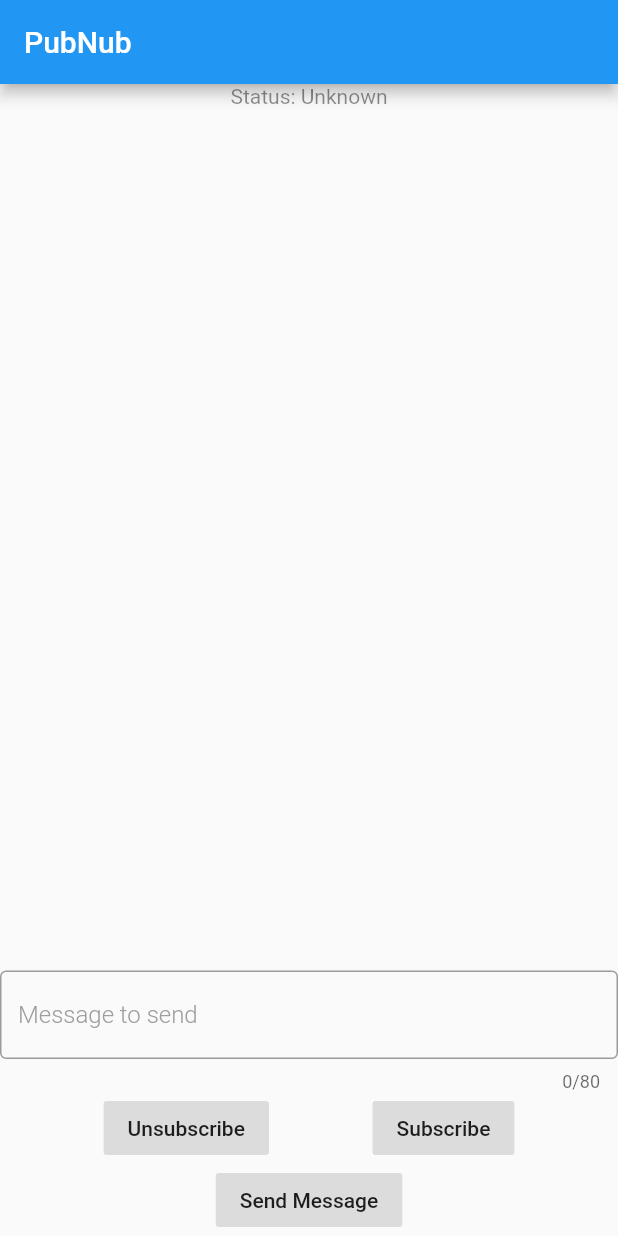
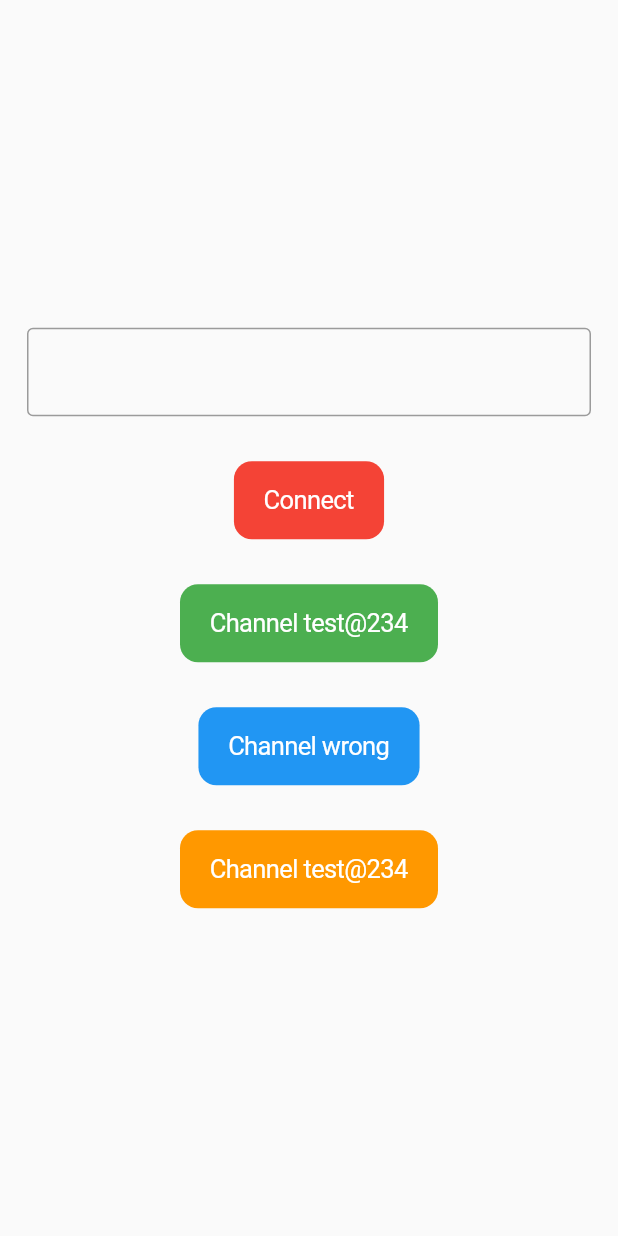
Before and after one commit to DeligenceTechnologies/pubsub-flutter, a Flutter app: the screen it shows after launch, on a phone screen of 412 x 824 dp. Run offline on Flutter 3.47's test engine with Material 2 defaults, Android fonts, the phone set to English and light mode, and no system bars.

Commit message:
Added Intializer

```diff
--- /dev/null
+++ b/example/lib/connect.dart
@@ -0,0 +1,157 @@
+import 'package:flutter/cupertino.dart';
+import 'package:flutter/material.dart';
+import 'package:pubnub_flutter/pubnub_flutter.dart';
+import 'package:pubnub_flutter_example/chat.dart';
+
+class Connect extends StatefulWidget {
+  @override
+  _ConnectState createState() => _ConnectState();
+}
+
+class _ConnectState extends State<Connect> {
+  String channel = "";
+  PubnubFlutter pubNubFlutter=PubnubFlutter();
+  String receivedStatus = "";
+
+  @override
+  void initState() {
+//    getuuid();
+    // pubNubFlutter = PubnubFlutter(
+    //     publishKey: "pub-c-950ad2a2-27c2-4571-a923-672e76be463e",
+    //     subscribeKey: "sub-c-1519beb8-ad12-11e9-a732-8a2b99383297",
+    //     secretKey: "sec-c-ZTgyN2Q2ZjctOGZjZi00ZmE5LTlhYTYtM2Y4ODU0MTQ1ZmRl",
+    //     channelName: "test234");
+
+    // pubNubFlutter.onStatusReceived.listen((status) {
+    //   if (status == "connected") {
+    //     Navigator.push(
+    //         context,
+    //         CupertinoPageRoute(
+    //             builder: (context) => Chat(
+    //                   pubNubFlutter: pubNubFlutter,
+    //                 )));
+    //   }
+    // });
+
+    super.initState();
+  }
+
+  getuuid() async {
+    String myId =await  pubNubFlutter.getUuidString();
+    bool ini=await pubNubFlutter.initialize(
+           publishKey: "pub-c-950ad2a2-27c2-4571-a923-672e76be463e",
+           subscribeKey: "sub-c-1519beb8-ad12-11e9-a732-8a2b99383297",
+           uuid: myId,
+           secretKey: "sec-c-ZTgyN2Q2ZjctOGZjZi00ZmE5LTlhYTYtM2Y4ODU0MTQ1ZmRl");
+    print("\n\n\n Initialize : $ini \n\n\n");
+    if(ini){
+       pubNubFlutter.onStatusReceived.listen((status) {
+         print("check your status $status");
+         if (status['status'] == true && status['type']=="connected") {
+              print("\n\n CONNECTED \n\n");
+         }
+       });
+
+       pubNubFlutter.onMessageReceived.listen((status) {
+           print("\n\n RECEIVED MESSAGE IS $status \n\n");
+       });
+
+       bool sub = await pubNubFlutter.subscribe(channelNames: ['test@234']);
+
+       print("\n\n\n Subscrile : $sub \n\n\n");
+    }
+  }
+
+  sendMessage({String channel, Map<String,String> data}) async {
+    bool msg=await pubNubFlutter.sendMessage(data: data, channel: channel);
+    print("\n\n MESSAGE SENT : $msg \n\n");
+  }
+
+  @override
+  Widget build(BuildContext context) {
+    return Scaffold(
+      body: Padding(
+        padding: const EdgeInsets.all(18.0),
+        child: Column(
+          mainAxisAlignment: MainAxisAlignment.center,
+          children: <Widget>[
+            TextField(
+              decoration: InputDecoration(border: OutlineInputBorder()),
+              onChanged: (_) {
+                channel = _;
+              },
+            ),
+            SizedBox(
+              height: 30.0,
+            ),
+            CupertinoButton(
+              color: Colors.red,
+              onPressed: () {
+                getuuid();
+//                subscribeToChannel();
+              },
+              child: Text(
+                "Connect",
+                style: TextStyle(color: Colors.white),
+              ),
+            ),
+            SizedBox(
+              height: 30.0,
+            ),
+            CupertinoButton(
+              color: Colors.green,
+              onPressed: () {
+                sendMessage(data: {
+                  "msg":"Something something something ...."
+
+                },channel: "test@234");
+              },
+              child: Text(
+                "Channel test@234",
+                style: TextStyle(color: Colors.white),
+              ),
+            ),
+            SizedBox(
+              height: 30.0,
+            ),
+            CupertinoButton(
+              color: Colors.blue,
+              onPressed: () {
+                sendMessage(data: {
+                  "msg":"Something something something ...."
+
+                },channel: "wrong");
+              },
+              child: Text(
+                "Channel wrong",
+                style: TextStyle(color: Colors.white),
+              ),
+            ),
+            SizedBox(
+              height: 30.0,
+            ),
+            CupertinoButton(
+              color: Colors.orange,
+              onPressed: () {
+                sendMessage(data: {
+                  "msg":"Something something something ...."
+
+                },channel: "test@234");
+              },
+              child: Text(
+                "Channel test@234",
+                style: TextStyle(color: Colors.white),
+              ),
+            )
+
+          ],
+        ),
+      ),
+    );
+  }
+
+  @override
+  void dispose() {
+    super.dispose();
+  }
+}
--- a/example/lib/main.dart
+++ b/example/lib/main.dart
@@ -3,103 +3,107 @@ import 'dart:async';
 
 import 'package:flutter/services.dart';
 import 'package:pubnub_flutter/pubnub_flutter.dart';
+import 'package:pubnub_flutter_example/connect.dart';
 
 void main() => runApp(MyApp());
 
-class MyApp extends StatefulWidget {
-  @override
-  MyAppState createState() => MyAppState();
-}
-
-class MyAppState extends State<MyApp> {
-  PubnubFlutter pubNubFlutter;
-  String receivedStatus = 'Status: Unknown';
-  String receivedMessage = '';
-  String sendMessage = '';
-
-  @override
-  void initState() {
-    super.initState();
-    pubNubFlutter = PubnubFlutter(
-        publishKey: "pub-c-950ad2a2-27c2-4571-a923-672e76be463e",
-        subscribeKey: "sub-c-1519beb8-ad12-11e9-a732-8a2b99383297",
-        secretKey: "sec-c-ZTgyN2Q2ZjctOGZjZi00ZmE5LTlhYTYtM2Y4ODU0MTQ1ZmRl",
-        channelName: "test234");
-
-    pubNubFlutter.onStatusReceived.listen((status) {
-      setState(() {
-        receivedStatus = status;
-      });
-    });
-    pubNubFlutter.onMessageReceived.listen((message) {
-      print("My msg are " + message.toString());
-//      setState(() {
-//        receivedMessage = message;
-//      });
-    });
-  }
-
+class MyApp extends StatelessWidget {
   @override
   Widget build(BuildContext context) {
     return MaterialApp(
-      home: Scaffold(
-        appBar: AppBar(
-          title: const Text('PubNub'),
-        ),
-        body: Center(
-            child: Column(
-          mainAxisAlignment: MainAxisAlignment.center,
-          children: <Widget>[
-            new Expanded(
-              child: new Text(
-                receivedStatus,
-                style: new TextStyle(color: Colors.black45),
-              ),
-            ),
-            new Expanded(
-              child: new Text(
-                receivedMessage,
-                style: new TextStyle(color: Colors.black45),
-              ),
-            ),
-            TextField(
-              maxLength: 80,
-              onChanged: (text) {
-                sendMessage = text;
-              },
-              decoration: InputDecoration(
-                  border: OutlineInputBorder(),
-                  hintText: "Message to send",
-                  hintStyle: TextStyle(
-                      fontWeight: FontWeight.w300, color: Colors.grey)),
-              style:
-                  TextStyle(color: Colors.black, fontWeight: FontWeight.w300),
-            ),
-            Row(
-                mainAxisAlignment: MainAxisAlignment.spaceEvenly,
-                children: <Widget>[
-                  FlatButton(
-                      color: Colors.black12,
-                      onPressed: () {
-                        pubNubFlutter.unsubscribe();
-                      },
-                      child: Text("Unsubscribe")),
-                  FlatButton(
-                      color: Colors.black12,
-                      onPressed: () {
-                        pubNubFlutter.subscribe();
-                      },
-                      child: Text("Subscribe"))
-                ]),
-            FlatButton(
-                color: Colors.black12,
-                onPressed: () {
-                  pubNubFlutter.sendMessage(sendMessage);
-                },
-                child: Text("Send Message")),
-          ],
-        )),
-      ),
+      home: Connect(),
     );
   }
 }
+
+// class MyApp extends StatefulWidget {
+//   @override
+//   MyAppState createState() => MyAppState();
+// }
+
+// class MyAppState extends State<MyApp> {
+//   PubnubFlutter pubNubFlutter;
+//   String receivedStatus = 'Status: Unknown';
+//   String receivedMessage = '';
+//   String sendMessage = '';
+
+//   @override
+//   void initState() {
+//     super.initState();
+//     pubNubFlutter = PubnubFlutter(
+//         publishKey: "pub-c-950ad2a2-27c2-4571-a923-672e76be463e",
+//         subscribeKey: "sub-c-1519beb8-ad12-11e9-a732-8a2b99383297",
+//         secretKey: "sec-c-ZTgyN2Q2ZjctOGZjZi00ZmE5LTlhYTYtM2Y4ODU0MTQ1ZmRl",
+//         channelName: "test234");
+
+//     pubNubFlutter.onStatusReceived.listen((status) {
+//       setState(() {
+//         receivedStatus = status;
+//       });
+//     });
+//   }
+
+//   @override
+//   Widget build(BuildContext context) {
+//     return MaterialApp(
+//       home: Scaffold(
+//         appBar: AppBar(
+//           title: const Text('PubNub'),
+//         ),
+//         body: Center(
+//             child: Column(
+//           mainAxisAlignment: MainAxisAlignment.center,
+//           children: <Widget>[
+//             new Expanded(
+//               child: new Text(
+//                 receivedStatus,
+//                 style: new TextStyle(color: Colors.black45),
+//               ),
+//             ),
+//             new Expanded(
+//               child: new Text(
+//                 receivedMessage,
+//                 style: new TextStyle(color: Colors.black45),
+//               ),
+//             ),
+//             TextField(
+//               maxLength: 80,
+//               onChanged: (text) {
+//                 sendMessage = text;
+//               },
+//               decoration: InputDecoration(
+//                   border: OutlineInputBorder(),
+//                   hintText: "Message to send",
+//                   hintStyle: TextStyle(
+//                       fontWeight: FontWeight.w300, color: Colors.grey)),
+//               style:
+//                   TextStyle(color: Colors.black, fontWeight: FontWeight.w300),
+//             ),
+//             Row(
+//                 mainAxisAlignment: MainAxisAlignment.spaceEvenly,
+//                 children: <Widget>[
+//                   FlatButton(
+//                       color: Colors.black12,
+//                       onPressed: () {
+//                         pubNubFlutter.unsubscribe();
+//                       },
+//                       child: Text("Unsubscribe")),
+//                   FlatButton(
+//                       color: Colors.black12,
+//                       onPressed: () {
+//                         pubNubFlutter.subscribe();
+//                       },
+//                       child: Text("Subscribe"))
+//                 ]),
+//             FlatButton(
+//                 color: Colors.black12,
+//                 onPressed: () {
+//                   pubNubFlutter.sendMessage(sendMessage);
+//                 },
+//                 child: Text("Send Message")),
+//           ],
+//         )),
+//       ),
+//     );
+//   }
+// }
--- a/lib/pubnub_flutter.dart
+++ b/lib/pubnub_flutter.dart
@@ -1,6 +1,7 @@
 import 'dart:async';
 
 import 'package:flutter/services.dart';
+import 'package:meta/meta.dart';
 
 class PubnubFlutter {
   static var messageReceived;
@@ -8,9 +9,14 @@ class PubnubFlutter {
   String publishKey;
   String subscribeKey;
   String secretKey;
-  String channelName;
+  String uuid;
+  List<String> channelName;
 
-  var args;
+  PubnubFlutter();
+
+  var args={
+    "test":"test"
+  };
 
   static const MethodChannel channelPubNub = const MethodChannel('pubnub');
   static const EventChannel messageChannel =
@@ -18,15 +24,34 @@ class PubnubFlutter {
   static const EventChannel statusChannel =
       const EventChannel('plugins.flutter.io/pubnub_status');
 
-  PubnubFlutter(
-      {this.publishKey, this.subscribeKey, this.secretKey, this.channelName}) {
+  Future<String> getUuidString() async {
+    String result = await channelPubNub.invokeMethod('uuid', args);
+    return result;
+  }
+
+  /// Initialize  Pubnub with your credential.
+  /// Returns TRUE || FALSE based on result
+  Future<bool> initialize(
+      {
+        @required String publishKey,
+      @required String subscribeKey,
+      String secretKey,
+      @required String uuid}) async {
+
+    this.publishKey = publishKey;
+    this.subscribeKey = subscribeKey;
+    this.secretKey = secretKey;
+    this.uuid = uuid;
+
     args = {
       'publishKey': publishKey,
       'subscribeKey': subscribeKey,
       'secretkey': secretKey,
-      'channelName': channelName
+      'uuid': uuid
     };
-    channelPubNub.invokeMethod('create', args);
+
+    bool result = await channelPubNub.invokeMethod('initialize', args);
+    return result;
   }
 
   unsubscribe() {
@@ -38,21 +63,37 @@ class PubnubFlutter {
     }
   }
 
-  subscribe() {
+  /// Subscribe it after Initializing the app;
+  /// Returns TRUE || FALSE based on result
+  Future<bool> subscribe({@required List<String> channelNames}) async {
+    var args={
+      "channelNames":channelNames
+    };
+    bool result;
     if (channelPubNub != null) {
-      channelPubNub.invokeMethod('subscribe', args);
+      result=await channelPubNub.invokeMethod('subscribe', args);
     } else {
+      result=false;
       new NullThrownError();
     }
+    return result;
   }
 
-  sendMessage(String message) {
-    var args = {'sender': 'Flutter', 'message': message};
+  /// Send message to a specific channel
+  /// Returns TRUE || FALSE based on result
+  Future<bool> sendMessage({@required Map<String,String> data,@required String channel}) async{
+    bool result;
+    var args={
+      "data":data,
+      "channel":channel
+    };
     if (channelPubNub != null) {
-      channelPubNub.invokeMethod('message', args);
+      result=await channelPubNub.invokeMethod('message', args);
     } else {
+      result=false;
       new NullThrownError();
     }
+    return result;
   }
 
   /// Fires whenever the a message is received.
--- a/pubspec.yaml
+++ b/pubspec.yaml
@@ -1,6 +1,6 @@
 name: pubnub_flutter
 description: A new flutter plugin project.
-version: 1.0.0
+version: 1.0.1
 authors:
   - Deligence <flutter@deligence.com>
   - Adarsh Kumar <kadarsh.singh99@gmail.com>
@@ -10,7 +10,7 @@ uploader:
   - Adarsh Kumar <kadarsh.singh99@gmail.com>
   - Kaushal <kaushal.deligence@gmail.com>
 
-homepage: https://github.com/deligence/pubnub.git
+homepage: https://github.com/DeligenceTechnologies/pubnub-flutter
 
 environment:
   sdk: ">=2.1.0 <3.0.0"
```
Also changed, not shown: example/lib/chat.dart (added, +115 -0 lines), example/pubspec.lock, pubspec.lock, 8 other files.
